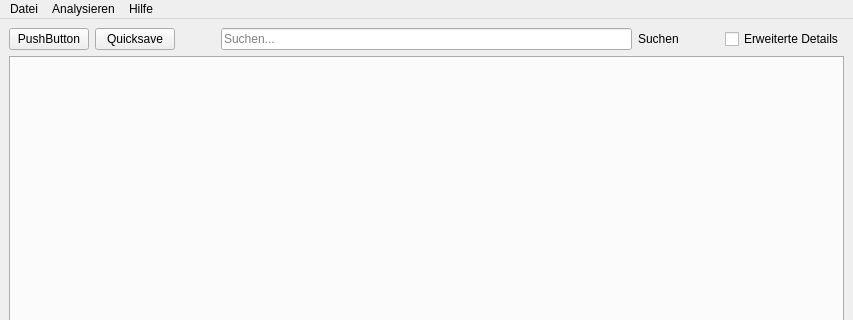
Old version of the form designer/DatenbankMain.ui in the repository Aeolitus/Sephrasto; both pictures show x 0 to 853 and y 0 to 320 of the 853 by 663 pixel window.
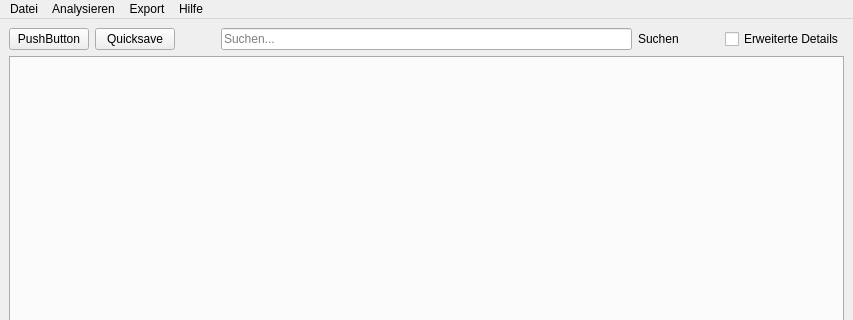
New version of the form.

Commit message: Streamlined db loading and migration popups into ui code - this shouldnt be done by the database itself Added merge and export feature to db editor

```diff
--- a/designer/DatenbankMain.ui
+++ b/designer/DatenbankMain.ui
@@ -217,7 +217,7 @@
      <x>0</x>
      <y>0</y>
      <width>853</width>
-     <height>21</height>
+     <height>26</height>
     </rect>
    </property>
    <widget class="QMenu" name="menuDatei">
@@ -245,8 +245,15 @@
     <addaction name="actionDatenbank_Editor"/>
     <addaction name="actionScript_API"/>
    </widget>
+   <widget class="QMenu" name="menuExport">
+    <property name="title">
+     <string>Export</string>
+    </property>
+    <addaction name="actionDBMergen"/>
+   </widget>
    <addaction name="menuDatei"/>
    <addaction name="menuAnalysieren"/>
+   <addaction name="menuExport"/>
    <addaction name="menuHilfe"/>
   </widget>
   <action name="actionSpeichern">
```
Left out of the diff: 7 changed lines with no effect on the pictures. The commit also changes 7 other files.
